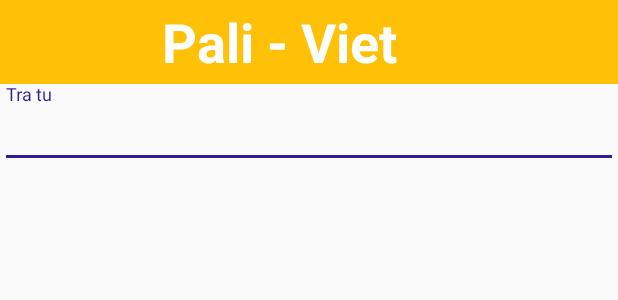
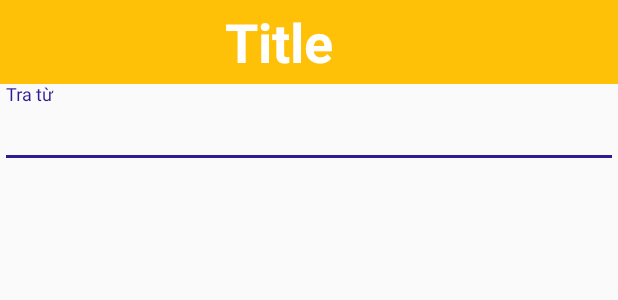
Before and after one commit to hkhoi-coder/phaphoc-pali, an Android app: the layout activity_main.xml on its own in the app's theme, with its tools: preview values and no code run, on a phone screen of 412 x 824 dp. Shown: the top 300 px of the screen. Run offline under Robolectric (Android 15) with nearby library versions, the phone set to English and light mode, and no system bars.

Commit message:
HuyTran part

```diff
--- a/03.SOURCE/android/PaliViet-TudienPaliViet&VietPali/app/src/main/res/layout/activity_main.xml
+++ b/03.SOURCE/android/PaliViet-TudienPaliViet&VietPali/app/src/main/res/layout/activity_main.xml
@@ -25,7 +25,7 @@
                 android:layout_height="match_parent"
                 android:layout_marginRight="56dp"
                 android:gravity="center"
-                android:text="Pali - Viet"
+                android:text="Title"
                 android:textColor="#FFFFFF"
                 android:textSize="36sp"
                 android:textStyle="bold"
--- a/03.SOURCE/android/PaliViet-TudienPaliViet&VietPali/app/src/main/res/values/strings.xml
+++ b/03.SOURCE/android/PaliViet-TudienPaliViet&VietPali/app/src/main/res/values/strings.xml
@@ -1,23 +1,23 @@
 <resources>
-    <string name="app_name">Pali Viet - Tu dien Pali Viet &amp; Viet Pali</string>
-    <string name="pali_viet">Pali - Viet</string>
-    <string name="viet_pali">Viet - Pali</string>
-    <string name="favorite">Yeu Thich</string>
-    <string name="history">Lich Su</string>
-    <string name="feedback">Phan Hoi</string>
-    <string name="rating">Danh Gia</string>
-    <string name="sharing">Chia Se</string>
-    <string name="help">Tro Giup</string>
+    <string name="app_name">Pali Việt - Từ điển Pali Việt &amp; Việt Pali</string>
+    <string name="pali_viet">Pali - Việt</string>
+    <string name="viet_pali">Việt - Pali</string>
+    <string name="favorite">Yêu Thích</string>
+    <string name="history">Lịch Sử</string>
+    <string name="feedback">Phản Hồi</string>
+    <string name="rating">Đánh Giá</string>
+    <string name="sharing">Chia Sẻ</string>
+    <string name="help">Trợ Giúp</string>
     <string name="open">Open</string>
     <string name="close">Close</string>
-    <string name="sharing_subject">Chia se app</string>
-    <string name="sharing_text">Link toi GooglePlay</string>
-    <string name="send_via">Chia se qua</string>
+    <string name="sharing_subject">Chia sẻ app</string>
+    <string name="sharing_text">Link tới GooglePlay</string>
+    <string name="send_via">Chia sẻ qua</string>
     <string name="sharing_app_not_found">Error - App not found</string>
     <string name="google_play_url">market://details?id=</string>
     <string name="feeback_email">contact@phaphoc.net</string>
-    <string name="choose_email_client">Chon app E-mail</string>
-    <string name="email_not_found">Khong Tim Thay E-mail</string>
-    <string name="input">Tra tu</string>
-    <string name="note">Ghi chu</string>
+    <string name="choose_email_client">Chọn app E-mail</string>
+    <string name="email_not_found">Không tìm thấy E-mail</string>
+    <string name="input">Tra từ</string>
+    <string name="note">Ghi chú</string>
 </resources>
```
Also changed, not shown: 03.SOURCE/android/PaliViet-TudienPaliViet&VietPali/app/src/main/java/paliviet/phaphoc/net/paliviet_tudienpalivietvietpali/activity/ArchiveActivity.java (+45 -5 lines), 03.SOURCE/android/PaliViet-TudienPaliViet&VietPali/app/src/main/java/paliviet/phaphoc/net/paliviet_tudienpalivietvietpali/activity/BaseActivity.java (+36 -7 lines), 03.SOURCE/android/PaliViet-TudienPaliViet&VietPali/app/src/main/java/paliviet/phaphoc/net/paliviet_tudienpalivietvietpali/activity/DefinitionActivity.java (+14 -6 lines), 03.SOURCE/android/PaliViet-TudienPaliViet&VietPali/app/src/main/java/paliviet/phaphoc/net/paliviet_tudienpalivietvietpali/activity/MainActivity.java (+21 -3 lines), 03.SOURCE/android/PaliViet-TudienPaliViet&VietPali/app/src/main/java/paliviet/phaphoc/net/paliviet_tudienpalivietvietpali/model/Term.java (+10 -0 lines).
